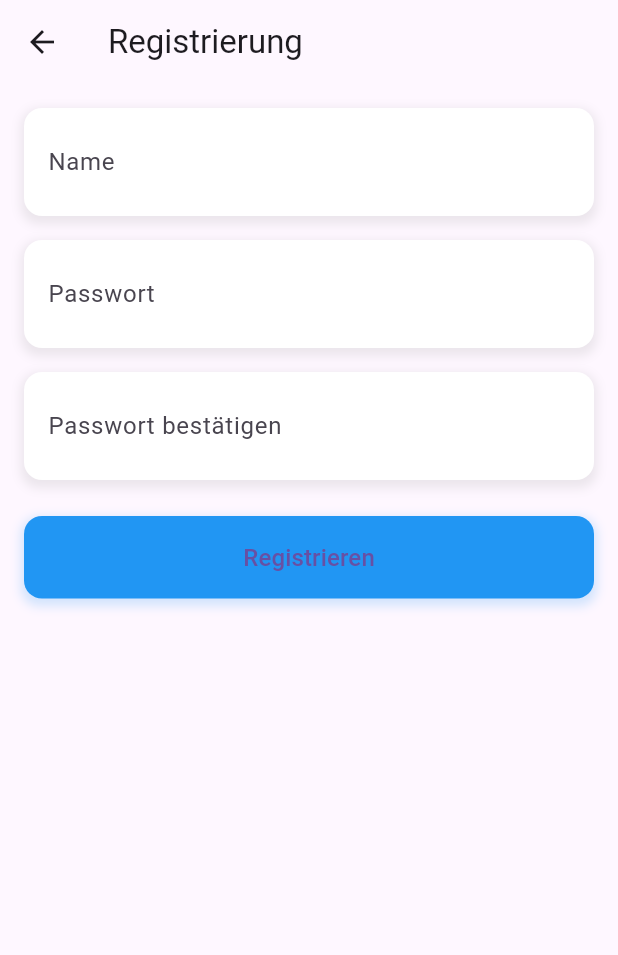
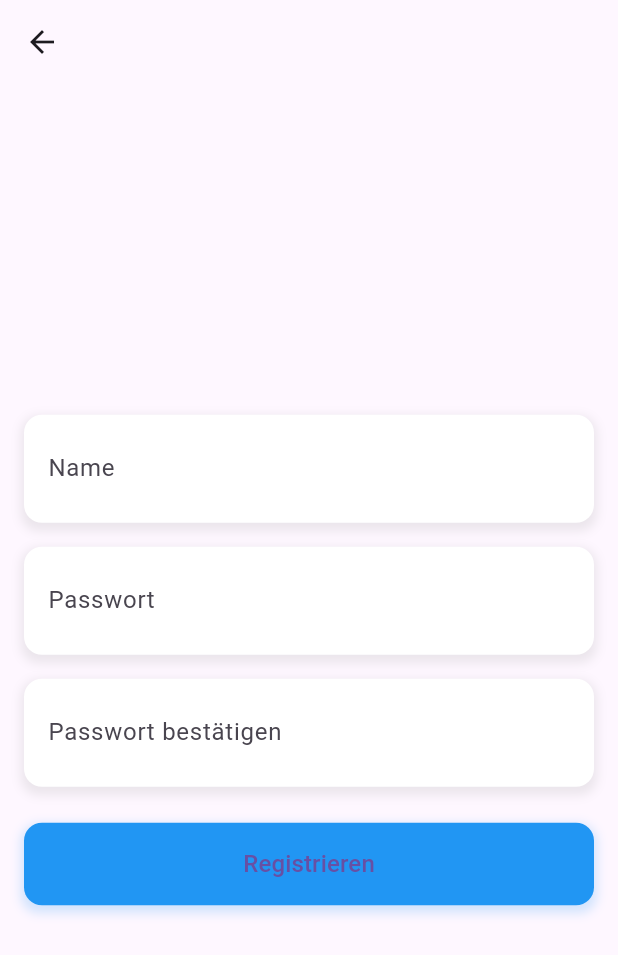
Before and after one commit to PabloDeges/StudySync, a Flutter app: the screen it shows after launch, after a tap on "Login", after a tap on "Noch keinen Account? Registrieren", on a phone screen of 412 x 824 dp. Shown: the top 955 px of the screen. Run offline on Flutter 3.47's test engine with Material 3 defaults, Android fonts, the phone set to English and light mode, and no system bars; our stand-ins replace flutter_dotenv, flutter_secure_storage.

Commit message:
Login und Reg zentriert

```diff
--- a/lib/login.dart
+++ b/lib/login.dart
@@ -33,11 +33,10 @@ class _LoginScreenState extends State<LoginScreen> {
       });
 
       if (success) {
-        Navigator.pushReplacementNamed(
-            context, '/home');
+        Navigator.pushReplacementNamed(context, '/home');
       } else {
         ScaffoldMessenger.of(context).showSnackBar(
-          const SnackBar(content: Text('Login failed. Please try again.')),
+          const SnackBar(content: Text('Login fehlgeschlagen')),
         );
       }
     }
@@ -46,15 +45,14 @@ class _LoginScreenState extends State<LoginScreen> {
   @override
   Widget build(BuildContext context) {
     return Scaffold(
-      appBar: AppBar(
-        title: const Text('Login'),
-      ),
-      body: Padding(
+      body: Center(
+        child: SingleChildScrollView(
           padding: const EdgeInsets.all(16.0),
           child: Form(
             key: _formKey,
             child: Column(
               crossAxisAlignment: CrossAxisAlignment.stretch,
+              mainAxisAlignment: MainAxisAlignment.center,
               children: [
                 Container(
                   decoration: BoxDecoration(
@@ -86,7 +84,6 @@ class _LoginScreenState extends State<LoginScreen> {
                   ),
                 ),
                 const SizedBox(height: 16.0),
-
                 Container(
                   decoration: BoxDecoration(
                     borderRadius: BorderRadius.circular(12.0),
@@ -117,7 +114,6 @@ class _LoginScreenState extends State<LoginScreen> {
                   ),
                 ),
                 const SizedBox(height: 24.0),
-
                 _isLoading
                     ? const Center(child: CircularProgressIndicator())
                     : Container(
@@ -140,7 +136,8 @@ class _LoginScreenState extends State<LoginScreen> {
                             shadowColor: Colors.transparent,
                             padding: const EdgeInsets.symmetric(vertical: 16.0),
                           ),
-                        child: const Text('Login', style: TextStyle(fontSize: 16.0)),
+                          child: const Text('Login',
+                              style: TextStyle(fontSize: 16.0)),
                         ),
                       ),
                 TextButton(
@@ -156,9 +153,9 @@ class _LoginScreenState extends State<LoginScreen> {
             ),
           ),
         ),
+      ),
     );
   }
-
 
   @override
   void dispose() {
--- a/lib/register.dart
+++ b/lib/register.dart
@@ -38,7 +38,9 @@ class _RegisterScreenState extends State<RegisterScreen> {
         Navigator.pushReplacementNamed(context, '/login');
       } else {
         ScaffoldMessenger.of(context).showSnackBar(
-          const SnackBar(content: Text('Registrierung fehlgeschlagen. Bitte versuchen Sie es erneut.')),
+          const SnackBar(
+              content: Text(
+                  'Registrierung fehlgeschlagen. Bitte versuchen Sie es erneut.')),
         );
       }
     }
@@ -48,13 +50,18 @@ class _RegisterScreenState extends State<RegisterScreen> {
   Widget build(BuildContext context) {
     return Scaffold(
       appBar: AppBar(
-        title: const Text('Registrierung'),
+        title: const Text(''),
       ),
-      body: Padding(
+      body:
+      Center(
+        child: SingleChildScrollView(
           padding: const EdgeInsets.all(16.0),
           child: Form(
             key: _formKey,
-          child: ListView(
+            child: Column(
+              crossAxisAlignment: CrossAxisAlignment.stretch,
+              mainAxisAlignment:
+                  MainAxisAlignment.center,
               children: [
                 Container(
                   decoration: BoxDecoration(
@@ -85,7 +92,6 @@ Widget build(BuildContext context) {
                   ),
                 ),
                 const SizedBox(height: 16.0),
-
                 Container(
                   decoration: BoxDecoration(
                     borderRadius: BorderRadius.circular(12.0),
@@ -118,7 +124,6 @@ Widget build(BuildContext context) {
                   ),
                 ),
                 const SizedBox(height: 16.0),
-
                 Container(
                   decoration: BoxDecoration(
                     borderRadius: BorderRadius.circular(12.0),
@@ -151,7 +156,6 @@ Widget build(BuildContext context) {
                   ),
                 ),
                 const SizedBox(height: 24.0),
-
                 _isLoading
                     ? const Center(child: CircularProgressIndicator())
                     : Container(
@@ -184,6 +188,7 @@ Widget build(BuildContext context) {
             ),
           ),
         ),
+      ),
     );
   }
 
```
Lines whose indentation alone changed are shown as unchanged.
